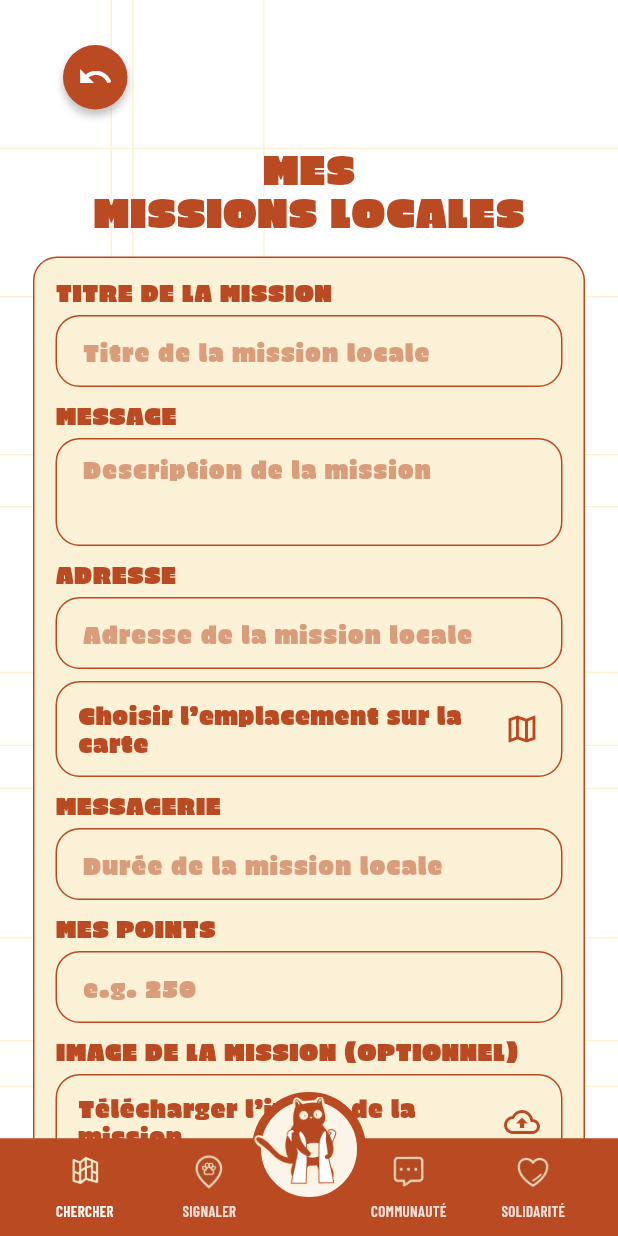
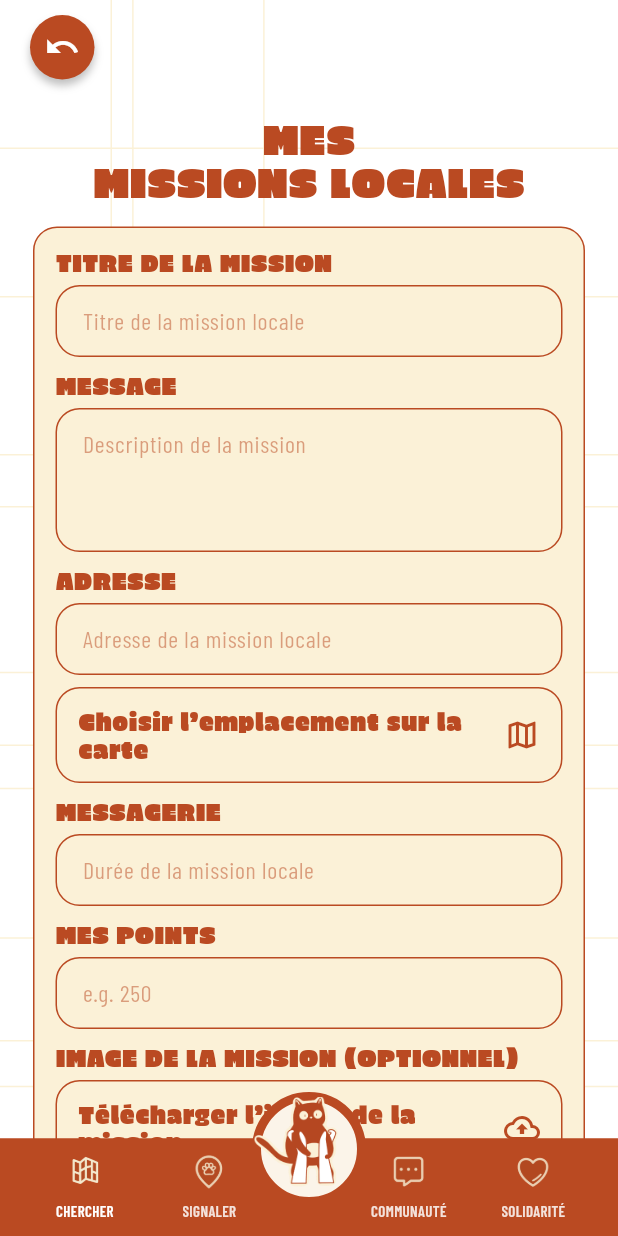
Before and after one commit to H-Yeasin/findanimalApp, a Flutter app: the PartnerMissionsScreen screen opened by its route, on a phone screen of 412 x 824 dp. Run offline on Flutter 3.47's test engine with Material 3 defaults, Android fonts, the phone set to English and light mode, and no system bars; our stand-ins replace app_links, cached_network_image, dio, file_picker, firebase_core, firebase_messaging and 15 more; missing offline and left inert: flutter_stripe; accounts and stored records are empty; generated files the repository leaves out were written again; network calls fail.

Commit message:
feat: add French localization and partner-related screens, UI components, and environment configuration

```diff
--- a/lib/core/config/env.dart
+++ b/lib/core/config/env.dart
@@ -3,9 +3,9 @@ class Env {
 
   static const String apiBaseUrl = String.fromEnvironment(
     'API_BASE_URL',
-    // defaultValue: 'https://api.hesteka.com/api/v1',
+    defaultValue: 'https://api.hesteka.com/api/v1',
     // Android emulator uses 10.0.2.2 to reach the host machine.
-    defaultValue: 'http://10.0.2.2:5000/api/v1',
+    // defaultValue: 'http://10.0.2.2:5000/api/v1',
   );
 
   static const String googleMapsApiKey = String.fromEnvironment(
--- a/lib/core/localization/l10n/app_fr.dart
+++ b/lib/core/localization/l10n/app_fr.dart
@@ -243,10 +243,10 @@ const Map<String, String> appFr = {
   'createCollectionPointButton': 'CRÉER LE POINT DE COLLECTE',
   'publishAdTitle': 'PUBLIER\nUNE ANNONCE',
   'placeAdLocalMission': 'PLACER UNE ANNONCE - MISSION LOCALE',
-  'titleOfLocalMission': 'TITRE DE LA MISSION LOCALE',
-  'addressOfLocalMission': 'ADRESSE DE LA MISSION LOCALE',
-  'durationOfLocalMission': 'DURÉE DE LA MISSION LOCALE',
-  'photoOfLocalMission': 'PHOTO DE LA MISSION LOCALE',
+  'titleOfLocalMission': 'Titre De La Mission Locale',
+  'addressOfLocalMission': 'Adresse De La Mission Locale',
+  'durationOfLocalMission': 'Durée De La Mission Locale',
+  'photoOfLocalMission': 'Photo De La Mission Locale',
   'publishMyAd': 'Publier mon annonce',
   'donateTodayTitle': 'SOUTENIR\nAUJOURD\'HUI',
   'helpingTomorrowSubtitle': 'C’EST AIDER DEMAIN !',
--- a/lib/features/missions/presentation/screens/partner_missions_screen.dart
+++ b/lib/features/missions/presentation/screens/partner_missions_screen.dart
@@ -151,13 +151,15 @@ class _PartnerMissionsScreenState extends ConsumerState<PartnerMissionsScreen> {
 
     return PartnerScreenScaffold(
       bottomNavIndex: 0,
+      header: const SafeArea(
+        bottom: false,
+        child: AppTopBar(showUserAvatar: false),
+      ),
       child: Padding(
-        padding: const EdgeInsets.fromLTRB(22, 20, 22, 26),
+        padding: const EdgeInsets.fromLTRB(22, 14, 22, 26),
         child: Column(
           crossAxisAlignment: CrossAxisAlignment.stretch,
           children: [
-            const AppTopBar(showUserAvatar: false),
-            const SizedBox(height: 14),
             PartnerPageTitle(l10n.myLocalMissions),
             const SizedBox(height: 16),
             PartnerMissionCreateCard(
--- a/lib/features/partner/presentation/widgets/partner_ui_kit.dart
+++ b/lib/features/partner/presentation/widgets/partner_ui_kit.dart
@@ -428,9 +428,9 @@ class PartnerInputField extends StatelessWidget {
       maxLines: maxLines,
       decoration: InputDecoration(
         hintText: hint,
-        hintStyle: AppTextStyles.sectionTitle.copyWith(
+        hintStyle: AppTextStyles.body.copyWith(
           color: PartnerUiColors.brand.withValues(alpha: 0.5),
-          fontSize: 32 / 2,
+          fontSize: 16,
         ),
         filled: true,
         fillColor: PartnerUiColors.panel,
@@ -447,9 +447,9 @@ class PartnerInputField extends StatelessWidget {
           borderSide: const BorderSide(color: PartnerUiColors.brand, width: 2),
         ),
       ),
-      style: AppTextStyles.sectionTitle.copyWith(
+      style: AppTextStyles.body.copyWith(
         color: PartnerUiColors.brand,
-        fontSize: 32 / 2,
+        fontSize: 16,
       ),
     );
   }
```
Also changed, not shown: lib/features/partner/presentation/screens/partner_access_screen.dart (+48 -6 lines).
